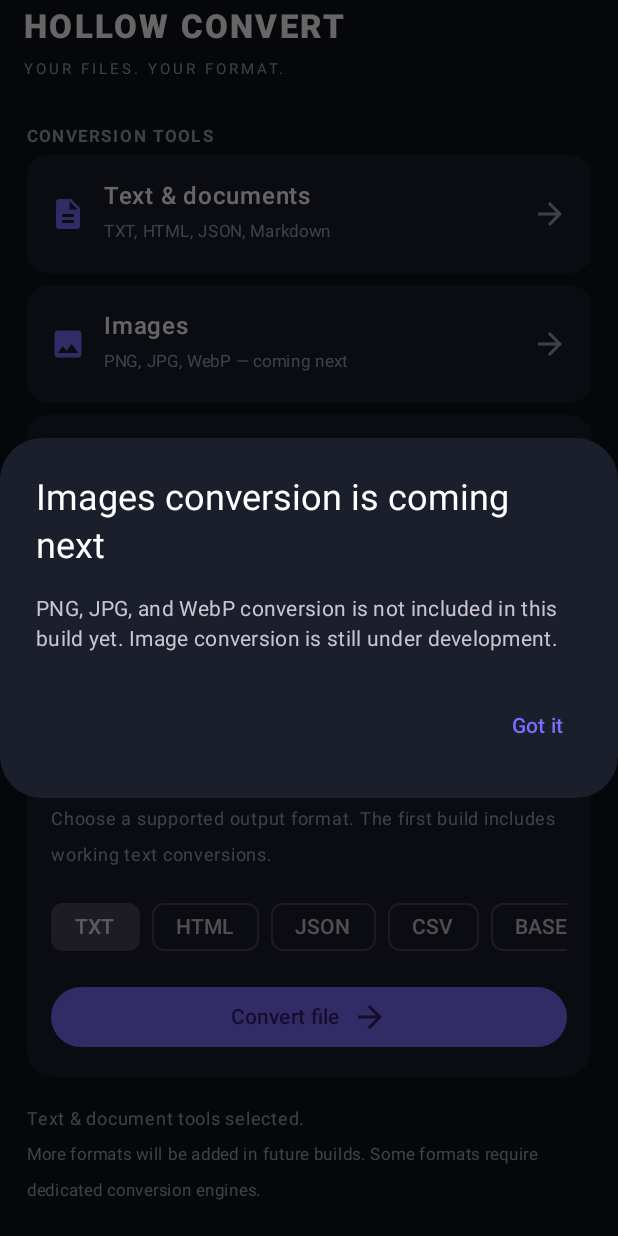
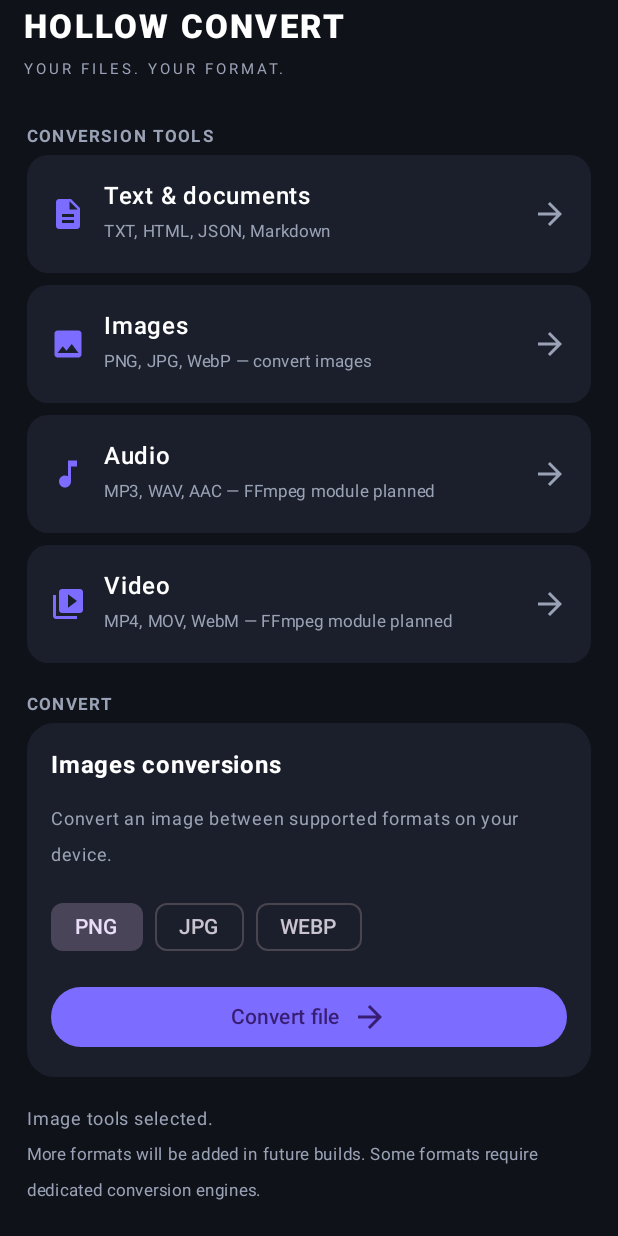
Before and after one commit to actuallynotholloww/Hollow-convert, an Android app built with Jetpack Compose: the screen it shows after launch (MainActivity), after a tap on "Images", on a phone screen of 412 x 824 dp. Run offline under Robolectric (Android 15) with nearby library versions, the phone set to English and light mode, and no system bars; 1 other tap on this screen came first.

Commit message:
Add on-device image format conversion

```diff
--- a/app/src/main/java/com/hollowshote/hollowconvert/MainActivity.kt
+++ b/app/src/main/java/com/hollowshote/hollowconvert/MainActivity.kt
@@ -1,8 +1,11 @@
 package com.hollowshote.hollowconvert
 
+import android.graphics.Bitmap
+import android.graphics.BitmapFactory
 import android.net.Uri
 import android.os.Bundle
 import android.util.Base64
+import java.io.ByteArrayOutputStream
 import androidx.activity.ComponentActivity
 import androidx.activity.compose.rememberLauncherForActivityResult
 import androidx.activity.compose.setContent
@@ -54,6 +57,9 @@ fun HollowConvertApp() {
     var sourceUri by remember { mutableStateOf<Uri?>(null) }
     var sourceName by remember { mutableStateOf("No file selected") }
     var outputText by remember { mutableStateOf("") }
+    var outputBytes by remember { mutableStateOf<ByteArray?>(null) }
+    var outputExtension by remember { mutableStateOf("txt") }
+    var outputMime by remember { mutableStateOf("text/plain") }
     var status by remember { mutableStateOf("Choose a file to get started.") }
     var selectedTool by remember { mutableStateOf("Text & documents") }
     var plannedTool by remember { mutableStateOf<String?>(null) }
@@ -65,13 +71,17 @@ fun HollowConvertApp() {
             sourceUri = uri
             sourceName = uri.lastPathSegment?.substringAfterLast('/') ?: "Selected file"
             outputText = ""
+            outputBytes = null
             status = "File ready. Choose a conversion."
         }
     }
-    val saveFile = rememberLauncherForActivityResult(ActivityResultContracts.CreateDocument("text/plain")) { uri ->
-        if (uri != null && outputText.isNotEmpty()) {
+    val saveFile = rememberLauncherForActivityResult(ActivityResultContracts.CreateDocument("*/*")) { uri ->
+        if (uri != null && (outputBytes != null || outputText.isNotEmpty())) {
             runCatching {
-                context.contentResolver.openOutputStream(uri)?.bufferedWriter()?.use { it.write(outputText) }
+                context.contentResolver.openOutputStream(uri)?.use { stream ->
+                    val bytes = outputBytes ?: outputText.toByteArray(Charsets.UTF_8)
+                    stream.write(bytes)
+                } ?: error("Unable to create the output file.")
             }.onSuccess { status = "Export complete." }
              .onFailure { status = "Could not save: ${it.message}" }
         }
@@ -142,7 +152,11 @@ fun HollowConvertApp() {
                             status = "Text & document tools selected."
                             scope.launch { listState.animateScrollToItem(3) }
                         }
-                        ToolRow("Images", "PNG, JPG, WebP — coming next", Icons.Default.Image) { plannedTool = "Images" }
+                        ToolRow("Images", "PNG, JPG, WebP — convert images", Icons.Default.Image) {
+                            selectedTool = "Images"
+                            status = "Image tools selected."
+                            scope.launch { listState.animateScrollToItem(3) }
+                        }
                         ToolRow("Audio", "MP3, WAV, AAC — FFmpeg module planned", Icons.Default.MusicNote) { plannedTool = "Audio" }
                         ToolRow("Video", "MP4, MOV, WebM — FFmpeg module planned", Icons.Default.VideoLibrary) { plannedTool = "Video" }
                     }
@@ -152,10 +166,11 @@ fun HollowConvertApp() {
                     Card(colors = CardDefaults.cardColors(containerColor = Panel), shape = RoundedCornerShape(18.dp)) {
                         Column(Modifier.padding(16.dp), verticalArrangement = Arrangement.spacedBy(12.dp)) {
                             Text(if (selectedTool == "Text & documents") "Text & document conversions" else "$selectedTool conversions", fontWeight = FontWeight.Bold)
-                            Text("Choose a supported output format. The first build includes working text conversions.", color = Muted, fontSize = 12.sp)
-                            var format by remember { mutableStateOf("TXT") }
+                            Text(if (selectedTool == "Images") "Convert an image between supported formats on your device." else "Choose a supported output format. Text conversions run on your device.", color = Muted, fontSize = 12.sp)
+                            var format by remember(selectedTool) { mutableStateOf(if (selectedTool == "Images") "PNG" else "TXT") }
+                            val formats = if (selectedTool == "Images") listOf("PNG", "JPG", "WEBP") else listOf("TXT", "HTML", "JSON", "CSV", "BASE64", "URL ENCODE", "URL DECODE")
                             Row(Modifier.horizontalScroll(rememberScrollState()), horizontalArrangement = Arrangement.spacedBy(8.dp)) {
-                                listOf("TXT", "HTML", "JSON", "CSV", "BASE64", "URL ENCODE", "URL DECODE").forEach { option ->
+                                formats.forEach { option ->
                                     FilterChip(selected = format == option, onClick = { format = option }, label = { Text(option) })
                                 }
                             }
@@ -166,9 +181,34 @@ fun HollowConvertApp() {
                                         status = "Select a file first."
                                     } else {
                                         runCatching {
-                                            val raw = context.contentResolver.openInputStream(uri)?.bufferedReader()?.use { it.readText() }
-                                                ?: error("Unable to read this file.")
-                                            outputText = convertText(raw, format)
+                                            if (selectedTool == "Images") {
+                                                val bitmap = context.contentResolver.openInputStream(uri)?.use { BitmapFactory.decodeStream(it) }
+                                                    ?: error("This file could not be decoded as an image.")
+                                                val stream = ByteArrayOutputStream()
+                                                val imageFormat = when (format) {
+                                                    "JPG" -> Bitmap.CompressFormat.JPEG
+                                                    "WEBP" -> Bitmap.CompressFormat.WEBP
+                                                    else -> Bitmap.CompressFormat.PNG
+                                                }
+                                                val mime = when (format) {
+                                                    "JPG" -> "image/jpeg"
+                                                    "WEBP" -> "image/webp"
+                                                    else -> "image/png"
+                                                }
+                                                check(bitmap.compress(imageFormat, 92, stream)) { "Image conversion failed." }
+                                                outputBytes = stream.toByteArray()
+                                                outputText = ""
+                                                outputExtension = format.lowercase()
+                                                outputMime = mime
+                                                bitmap.recycle()
+                                            } else {
+                                                val raw = context.contentResolver.openInputStream(uri)?.bufferedReader()?.use { it.readText() }
+                                                    ?: error("Unable to read this file.")
+                                                outputText = convertText(raw, format)
+                                                outputBytes = null
+                                                outputExtension = format.lowercase().replace(" ", "-")
+                                                outputMime = "text/plain"
+                                            }
                                             status = "Conversion ready. Save your result below."
                                         }.onFailure { status = "Conversion failed: ${it.message}" }
                                     }
@@ -180,9 +220,9 @@ fun HollowConvertApp() {
                                 Spacer(Modifier.width(8.dp))
                                 Icon(Icons.Default.ArrowForward, null)
                             }
-                            if (outputText.isNotEmpty()) {
+                            if (outputText.isNotEmpty() || outputBytes != null) {
                                 Text(status, color = Color(0xFF5DD6A0), fontSize = 12.sp)
-                                OutlinedButton(onClick = { saveFile.launch("hollow-convert-output.${format.lowercase()}") }, modifier = Modifier.fillMaxWidth()) {
+                                OutlinedButton(onClick = { saveFile.launch("hollow-convert-output.$outputExtension") }, modifier = Modifier.fillMaxWidth()) {
                                     Text("Save converted file")
                                 }
                             }
```
